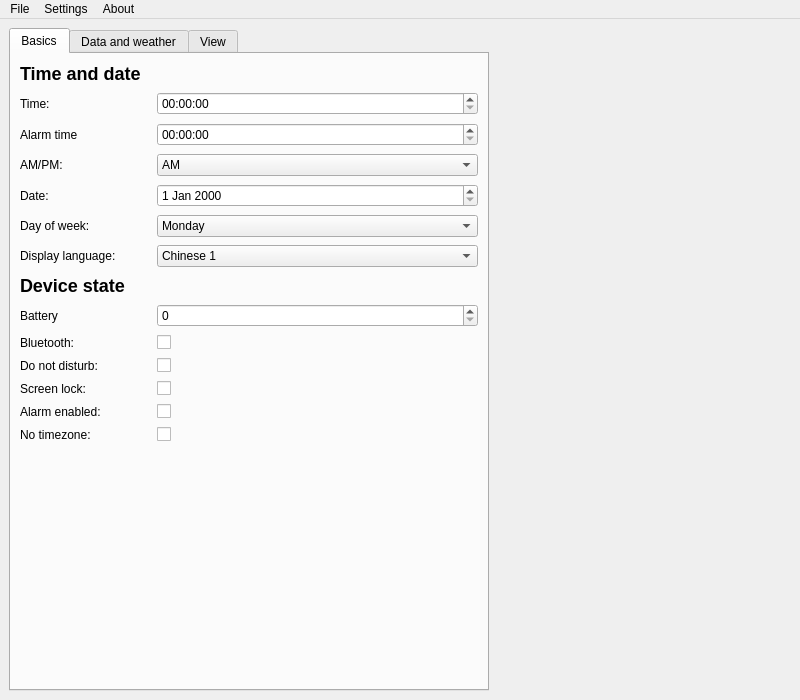
Above: mibandpreview_qt/qt/app.ui from melianmiko/mibandpreview before the change. Below: the same form after it.
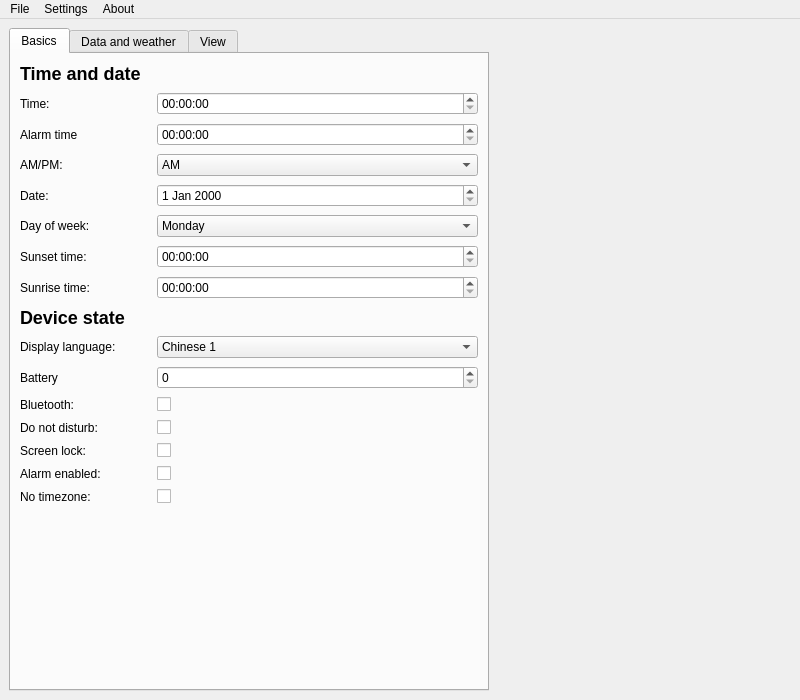
That is the form after the change.

Commit message: Added sunset/sunrise time option (#2)

The edit to the form file:
```diff
--- a/mibandpreview_qt/qt/app.ui
+++ b/mibandpreview_qt/qt/app.ui
@@ -198,94 +198,58 @@
               </item>
              </widget>
             </item>
-            <item row="6" column="0">
-             <widget class="QLabel" name="weekdaysLangLabel">
-              <property name="text">
-               <string>Display language:</string>
-              </property>
-             </widget>
-            </item>
-            <item row="6" column="1">
-             <widget class="QComboBox" name="edit_language">
-              <item>
-               <property name="text">
-                <string>Chinese 1</string>
-               </property>
-              </item>
-              <item>
-               <property name="text">
-                <string>Chinese 2</string>
-               </property>
-              </item>
-              <item>
-               <property name="text">
-                <string>Other</string>
-               </property>
-              </item>
-             </widget>
-            </item>
-            <item row="7" column="0">
-             <widget class="QLabel" name="label_2">
-              <property name="text">
-               <string>&lt;h2&gt;Device state&lt;/h2&gt;</string>
-              </property>
-              <property name="textFormat">
-               <enum>Qt::RichText</enum>
-              </property>
-             </widget>
-            </item>
-            <item row="8" column="0">
+            <item row="10" column="0">
              <widget class="QLabel" name="batteryLabel">
               <property name="text">
                <string>Battery</string>
               </property>
              </widget>
             </item>
-            <item row="8" column="1">
+            <item row="10" column="1">
              <widget class="QSpinBox" name="edit_battery">
               <property name="maximum">
                <number>100</number>
               </property>
              </widget>
             </item>
-            <item row="9" column="0">
+            <item row="11" column="0">
              <widget class="QLabel" name="bluetoothLabel">
               <property name="text">
                <string>Bluetooth:</string>
               </property>
              </widget>
             </item>
-            <item row="9" column="1">
+            <item row="11" column="1">
              <widget class="QCheckBox" name="edit_bluetooth"/>
             </item>
-            <item row="10" column="0">
+            <item row="12" column="0">
              <widget class="QLabel" name="doNotDisturbLabel">
               <property name="text">
                <string>Do not disturb:</string>
               </property>
              </widget>
             </item>
-            <item row="10" column="1">
+            <item row="12" column="1">
              <widget class="QCheckBox" name="edit_mute"/>
             </item>
-            <item row="11" column="0">
+            <item row="13" column="0">
              <widget class="QLabel" name="screenLockLabel">
               <property name="text">
                <string>Screen lock:</string>
               </property>
              </widget>
             </item>
-            <item row="11" column="1">
+            <item row="13" column="1">
              <widget class="QCheckBox" name="edit_lock"/>
             </item>
-            <item row="12" column="0">
+            <item row="14" column="0">
              <widget class="QLabel" name="alarmEnabledLabel">
               <property name="text">
                <string>Alarm enabled:</string>
               </property>
              </widget>
             </item>
-            <item row="12" column="1">
+            <item row="14" column="1">
              <widget class="QCheckBox" name="edit_alarm"/>
             </item>
             <item row="2" column="0">
@@ -298,16 +262,72 @@
             <item row="2" column="1">
              <widget class="QTimeEdit" name="edit_alarm_time"/>
             </item>
-            <item row="13" column="0">
+            <item row="15" column="0">
              <widget class="QLabel" name="noTimezoneLabel">
               <property name="text">
                <string>No timezone:</string>
               </property>
              </widget>
             </item>
-            <item row="13" column="1">
+            <item row="15" column="1">
              <widget class="QCheckBox" name="edit_no_timezone"/>
             </item>
+            <item row="8" column="0">
+             <widget class="QLabel" name="label_2">
+              <property name="text">
+               <string>&lt;h2&gt;Device state&lt;/h2&gt;</string>
+              </property>
+              <property name="textFormat">
+               <enum>Qt::RichText</enum>
+              </property>
+             </widget>
+            </item>
+            <item row="9" column="0">
+             <widget class="QLabel" name="weekdaysLangLabel">
+              <property name="text">
+               <string>Display language:</string>
+              </property>
+             </widget>
+            </item>
+            <item row="9" column="1">
+             <widget class="QComboBox" name="edit_language">
+              <item>
+               <property name="text">
+                <string>Chinese 1</string>
+               </property>
+              </item>
+              <item>
+               <property name="text">
+                <string>Chinese 2</string>
+               </property>
+              </item>
+              <item>
+               <property name="text">
+                <string>Other</string>
+               </property>
+              </item>
+             </widget>
+            </item>
+            <item row="6" column="0">
+             <widget class="QLabel" name="sunsetTimeLabel">
+              <property name="text">
+               <string>Sunset time:</string>
+              </property>
+             </widget>
+            </item>
+            <item row="6" column="1">
+             <widget class="QTimeEdit" name="edit_tz1"/>
+            </item>
+            <item row="7" column="0">
+             <widget class="QLabel" name="sunriseTimeLabel">
+              <property name="text">
+               <string>Sunrise time:</string>
+              </property>
+             </widget>
+            </item>
+            <item row="7" column="1">
+             <widget class="QTimeEdit" name="edit_tz2"/>
+            </item>
            </layout>
           </item>
           <item row="1" column="0">
```
Left out of the diff: 32 changed lines with no effect on the pictures. The commit also changes 4 other files.
